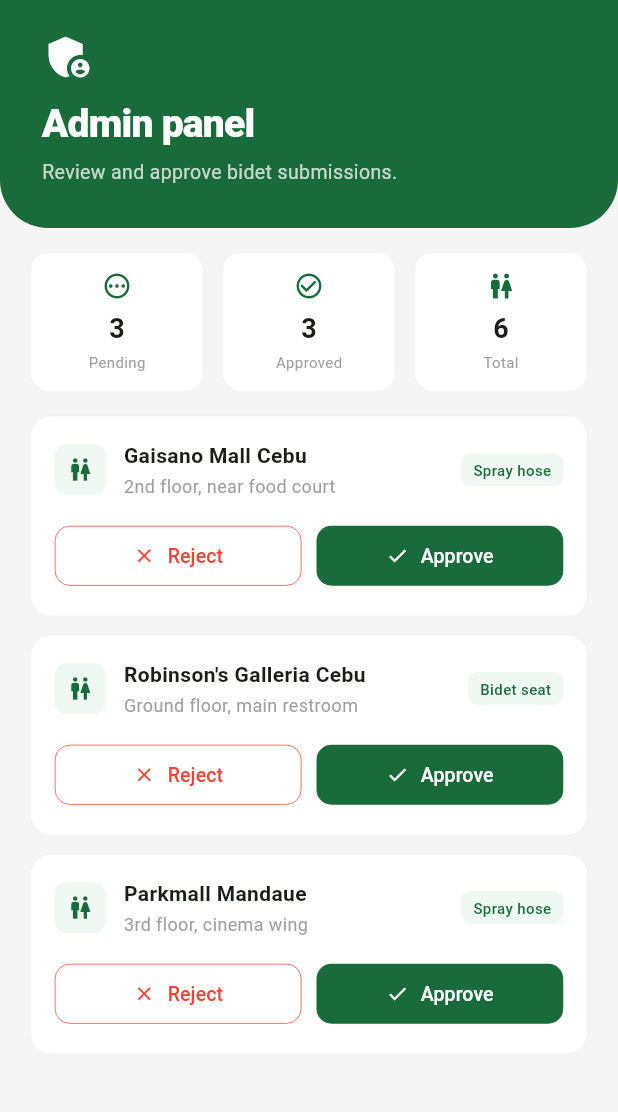
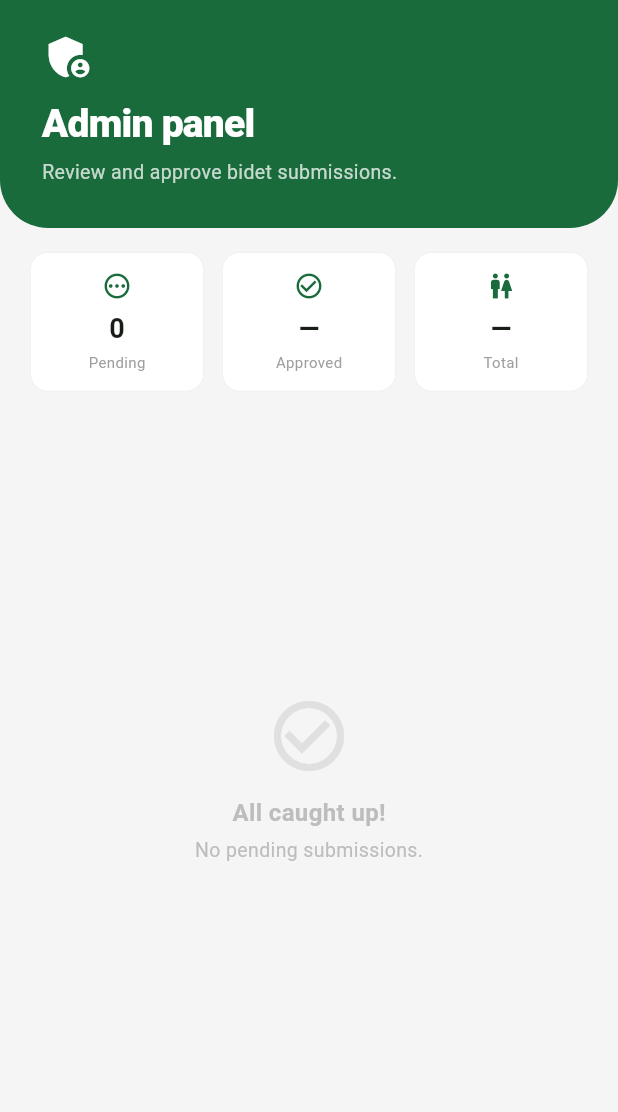
Before and after one commit to aaaranas/san-bidet-cebu, a Flutter app: the AdminScreen screen opened directly, on a phone screen of 412 x 824 dp, the part 81-1193 px from its top. Run offline on Flutter 3.47's test engine with Material 3 defaults, Android fonts, the phone set to English and light mode, and no system bars; our stand-ins replace flutter_map, geolocator, latlong2, supabase_flutter; accounts and stored records are empty.

Commit message:
feat: Supabase backend integration with auth, bidet CRUD, and admin approval flow

```diff
--- a/lib/features/admin/admin_screen.dart
+++ b/lib/features/admin/admin_screen.dart
@@ -1,4 +1,6 @@
 import 'package:flutter/material.dart';
+import '../../services/auth_service.dart';
+import '../../services/supabase_service.dart';
 import '../bidet/bidet_model.dart';
 import '../home/home_screen.dart';
 
@@ -11,47 +13,45 @@
 
 class _AdminScreenState extends State<AdminScreen> {
   static const _green = Color(0xFF1A6B3C);
+  final _supabaseService = SupabaseService();
+  final _authService = AuthService();
+  List<Bidet> _pending = [];
+  bool _loading = true;
 
-  // Mock pending submissions for demo
-  final List<Map<String, String>> _pending = [
-    {
-      'id': '1',
-      'placeName': 'Gaisano Mall Cebu',
-      'floor': '2nd floor, near food court',
-      'type': 'Spray hose',
-    },
-    {
-      'id': '2',
-      'placeName': 'Robinson\'s Galleria Cebu',
-      'floor': 'Ground floor, main restroom',
-      'type': 'Bidet seat',
-    },
-    {
-      'id': '3',
-      'placeName': 'Parkmall Mandaue',
-      'floor': '3rd floor, cinema wing',
-      'type': 'Spray hose',
-    },
-  ];
+  @override
+  void initState() {
+    super.initState();
+    _loadPending();
+  }
 
-  void _approve(String id) {
-    setState(() => _pending.removeWhere((b) => b['id'] == id));
+  Future<void> _loadPending() async {
+    setState(() => _loading = true);
+    final pending = await _supabaseService.getPendingBidets();
+    if (mounted) setState(() { _pending = pending; _loading = false; });
+  }
+
+  Future<void> _approve(String id) async {
+    await _supabaseService.approveBidet(id);
+    setState(() => _pending.removeWhere((b) => b.id == id));
+    if (mounted) {
       ScaffoldMessenger.of(context).showSnackBar(
         const SnackBar(
-        content: Text('Bidet approved and published!'),
-        backgroundColor: _green,
-      ),
+            content: Text('Bidet approved!'),
+            backgroundColor: _green),
       );
     }
+  }
 
-  void _reject(String id) {
-    setState(() => _pending.removeWhere((b) => b['id'] == id));
+  Future<void> _reject(String id) async {
+    await _supabaseService.deleteBidet(id);
+    setState(() => _pending.removeWhere((b) => b.id == id));
+    if (mounted) {
       ScaffoldMessenger.of(context).showSnackBar(
         const SnackBar(
             content: Text('Submission rejected.'),
-        backgroundColor: Colors.red,
-      ),
+            backgroundColor: Colors.red),
       );
+    }
   }
 
   @override
@@ -60,7 +60,6 @@
       backgroundColor: const Color(0xFFF5F5F5),
       body: Column(
         children: [
-          // Green header
           Container(
             width: double.infinity,
             decoration: const BoxDecoration(
@@ -99,12 +98,17 @@
                             ],
                           ),
                         ),
-                        // Logout
                         GestureDetector(
-                          onTap: () => Navigator.pushReplacement(
+                          onTap: () async {
+                            await _authService.signOut();
+                            if (context.mounted) {
+                              Navigator.pushReplacement(
                                   context,
                                   MaterialPageRoute(
-                                  builder: (_) => const HomeScreen())),
+                                      builder: (_) =>
+                                          const HomeScreen()));
+                            }
+                          },
                           child: Container(
                             padding: const EdgeInsets.all(8),
                             decoration: BoxDecoration(
@@ -121,46 +125,43 @@
                     const Icon(Icons.admin_panel_settings,
                         color: Colors.white, size: 36),
                     const SizedBox(height: 8),
-                    const Text(
-                      'Admin panel',
+                    const Text('Admin panel',
                         style: TextStyle(
                             color: Colors.white,
                             fontSize: 26,
                             fontWeight: FontWeight.w800,
-                        letterSpacing: -0.5,
-                      ),
-                    ),
+                            letterSpacing: -0.5)),
                     const SizedBox(height: 4),
-                    Text(
-                      'Review and approve bidet submissions.',
+                    Text('Review and approve bidet submissions.',
                         style: TextStyle(
                             color: Colors.white.withOpacity(0.75),
-                        fontSize: 13,
-                      ),
-                    ),
+                            fontSize: 13)),
                   ],
                 ),
               ),
             ),
           ),
 
-          // Stats row
+          // Stats
           Padding(
             padding: const EdgeInsets.fromLTRB(20, 16, 20, 8),
             child: Row(
               children: [
-                _statCard('Pending', '${_pending.length}', Icons.pending_outlined),
+                _statCard('Pending', '${_pending.length}',
+                    Icons.pending_outlined),
                 const SizedBox(width: 12),
-                _statCard('Approved', '3', Icons.check_circle_outline),
+                _statCard('Approved', '—', Icons.check_circle_outline),
                 const SizedBox(width: 12),
-                _statCard('Total', '${_pending.length + 3}', Icons.wc_outlined),
+                _statCard('Total', '—', Icons.wc_outlined),
               ],
             ),
           ),
 
-          // Pending list
+          // List
           Expanded(
-            child: _pending.isEmpty
+            child: _loading
+                ? const Center(child: CircularProgressIndicator())
+                : _pending.isEmpty
                     ? Center(
                         child: Column(
                           mainAxisAlignment: MainAxisAlignment.center,
@@ -168,25 +169,24 @@
                             Icon(Icons.check_circle_outline,
                                 size: 56, color: Colors.grey.shade300),
                             const SizedBox(height: 12),
-                        Text(
-                          'All caught up!',
+                            Text('All caught up!',
                                 style: TextStyle(
                                     color: Colors.grey.shade400,
                                     fontSize: 16,
-                            fontWeight: FontWeight.w600,
-                          ),
-                        ),
+                                    fontWeight: FontWeight.w600)),
                             const SizedBox(height: 4),
-                        Text(
-                          'No pending submissions.',
+                            Text('No pending submissions.',
                                 style: TextStyle(
-                              color: Colors.grey.shade400, fontSize: 13),
-                        ),
+                                    color: Colors.grey.shade400,
+                                    fontSize: 13)),
                           ],
                         ),
                       )
-                : ListView.builder(
-                    padding: const EdgeInsets.fromLTRB(20, 8, 20, 20),
+                    : RefreshIndicator(
+                        onRefresh: _loadPending,
+                        child: ListView.builder(
+                          padding:
+                              const EdgeInsets.fromLTRB(20, 8, 20, 20),
                           itemCount: _pending.length,
                           itemBuilder: (context, i) {
                             final bidet = _pending[i];
@@ -197,18 +197,19 @@
                                 color: Colors.white,
                                 borderRadius: BorderRadius.circular(14),
                                 border: Border.all(
-                              color: Colors.grey.shade200, width: 0.5),
+                                    color: Colors.grey.shade200,
+                                    width: 0.5),
                               ),
                               child: Column(
-                          crossAxisAlignment: CrossAxisAlignment.start,
+                                crossAxisAlignment:
+                                    CrossAxisAlignment.start,
                                 children: [
                                   Row(
                                     children: [
                                       Container(
                                         padding: const EdgeInsets.all(8),
                                         decoration: BoxDecoration(
-                                    color:
-                                        const Color(0xFFF0F8F3),
+                                          color: const Color(0xFFF0F8F3),
                                           borderRadius:
                                               BorderRadius.circular(8),
                                         ),
@@ -221,21 +222,17 @@
                                           crossAxisAlignment:
                                               CrossAxisAlignment.start,
                                           children: [
-                                      Text(
-                                        bidet['placeName']!,
+                                            Text(bidet.placeName,
                                                 style: const TextStyle(
-                                          fontWeight: FontWeight.w600,
-                                          fontSize: 14,
-                                        ),
-                                      ),
+                                                    fontWeight:
+                                                        FontWeight.w600,
+                                                    fontSize: 14)),
                                             const SizedBox(height: 2),
-                                      Text(
-                                        bidet['floor']!,
+                                            Text(bidet.floor,
                                                 style: TextStyle(
-                                          color: Colors.grey.shade500,
-                                          fontSize: 12,
-                                        ),
-                                      ),
+                                                    color: Colors
+                                                        .grey.shade500,
+                                                    fontSize: 12)),
                                           ],
                                         ),
                                       ),
@@ -247,14 +244,12 @@
                                           borderRadius:
                                               BorderRadius.circular(6),
                                         ),
-                                  child: Text(
-                                    bidet['type']!,
+                                        child: Text(bidet.typeLabel,
                                             style: const TextStyle(
                                                 color: _green,
                                                 fontSize: 10,
-                                      fontWeight: FontWeight.w500,
-                                    ),
-                                  ),
+                                                fontWeight:
+                                                    FontWeight.w500)),
                                       ),
                                     ],
                                   ),
@@ -264,9 +259,10 @@
                                       Expanded(
                                         child: OutlinedButton.icon(
                                           onPressed: () =>
-                                        _reject(bidet['id']!),
+                                              _reject(bidet.id),
                                           icon: const Icon(Icons.close,
-                                        size: 15, color: Colors.red),
+                                              size: 15,
+                                              color: Colors.red),
                                           label: const Text('Reject',
                                               style: TextStyle(
                                                   color: Colors.red,
@@ -280,7 +276,8 @@
                                                     vertical: 10),
                                             shape: RoundedRectangleBorder(
                                                 borderRadius:
-                                              BorderRadius.circular(10)),
+                                                    BorderRadius.circular(
+                                                        10)),
                                           ),
                                         ),
                                       ),
@@ -288,12 +285,12 @@
                                       Expanded(
                                         child: ElevatedButton.icon(
                                           onPressed: () =>
-                                        _approve(bidet['id']!),
+                                              _approve(bidet.id),
                                           icon: const Icon(Icons.check,
                                               size: 15),
                                           label: const Text('Approve',
-                                        style:
-                                            TextStyle(fontSize: 13)),
+                                              style: TextStyle(
+                                                  fontSize: 13)),
                                           style: ElevatedButton.styleFrom(
                                             backgroundColor: _green,
                                             foregroundColor: Colors.white,
@@ -303,7 +300,8 @@
                                             elevation: 0,
                                             shape: RoundedRectangleBorder(
                                                 borderRadius:
-                                              BorderRadius.circular(10)),
+                                                    BorderRadius.circular(
+                                                        10)),
                                           ),
                                         ),
                                       ),
@@ -313,6 +311,7 @@
                               ),
                             );
                           },
+                        ),
                       ),
           ),
         ],
@@ -327,8 +326,7 @@
         decoration: BoxDecoration(
           color: Colors.white,
           borderRadius: BorderRadius.circular(12),
-          border:
-              Border.all(color: Colors.grey.shade200, width: 0.5),
+          border: Border.all(color: Colors.grey.shade200, width: 0.5),
         ),
         child: Column(
           children: [
--- a/lib/features/bidet/bidet_model.dart
+++ b/lib/features/bidet/bidet_model.dart
@@ -1,51 +1,55 @@
-import 'package:cloud_firestore/cloud_firestore.dart';
-
 class Bidet {
   final String id;
   final String placeName;
   final String floor;
   final String type;
-  final GeoPoint location;
+  final double latitude;
+  final double longitude;
   final double rating;
   final int ratingCount;
   final DateTime createdAt;
+  final String status;
 
   Bidet({
     required this.id,
     required this.placeName,
     required this.floor,
     required this.type,
-    required this.location,
+    required this.latitude,
+    required this.longitude,
     required this.rating,
     required this.ratingCount,
     required this.createdAt,
+    this.status = 'pending',
   });
 
-  factory Bidet.fromFirestore(DocumentSnapshot doc) {
-    final data = doc.data() as Map<String, dynamic>;
+  factory Bidet.fromMap(Map<String, dynamic> data) {
     return Bidet(
-      id: doc.id,
-      placeName: data['placeName'] ?? '',
+      id: data['id'] ?? '',
+      placeName: data['place_name'] ?? '',
       floor: data['floor'] ?? '',
       type: data['type'] ?? 'spray_hose',
-      location: data['location'] as GeoPoint,
+      latitude: (data['latitude'] ?? 0.0).toDouble(),
+      longitude: (data['longitude'] ?? 0.0).toDouble(),
       rating: (data['rating'] ?? 0.0).toDouble(),
-      ratingCount: data['ratingCount'] ?? 0,
-      createdAt: (data['createdAt'] as Timestamp).toDate(),
+      ratingCount: data['rating_count'] ?? 0,
+      createdAt: DateTime.parse(
+          data['created_at'] ?? DateTime.now().toIso8601String()),
+      status: data['status'] ?? 'pending',
     );
   }
 
   Map<String, dynamic> toMap() => {
-        'placeName': placeName,
+        'place_name': placeName,
         'floor': floor,
         'type': type,
-        'location': location,
+        'latitude': latitude,
+        'longitude': longitude,
         'rating': rating,
-        'ratingCount': ratingCount,
-        'createdAt': Timestamp.fromDate(createdAt),
+        'rating_count': ratingCount,
+        'status': status,
       };
 
-  // Display helper
   String get typeLabel {
     switch (type) {
       case 'bidet_seat':
@@ -56,6 +60,4 @@
         return 'Spray hose';
     }
   }
-
-  String get distanceLabel => ''; // filled in by location service later
 }
--- a/lib/services/firestore_service.dart
+++ /dev/null
@@ -1,52 +0,0 @@
-import '../features/bidet/bidet_model.dart';
-import 'package:cloud_firestore/cloud_firestore.dart';
-
-class FirestoreService {
-  // Dummy local data so the app runs without Firebase
-  final List<Bidet> _mockBidets = [
-    Bidet(
-      id: '1',
-      placeName: 'SM City Cebu — 3F',
-      floor: '3rd floor, near cinemas',
-      type: 'spray_hose',
-      location: const GeoPoint(10.3110, 123.9180),
-      rating: 4.8,
-      ratingCount: 32,
-      createdAt: DateTime.now(),
-    ),
-    Bidet(
-      id: '2',
-      placeName: 'Ayala Center Cebu — LG',
-      floor: 'Lower ground, near food court',
-      type: 'bidet_seat',
-      location: const GeoPoint(10.3185, 123.9054),
-      rating: 4.2,
-      ratingCount: 18,
-      createdAt: DateTime.now(),
-    ),
-    Bidet(
-      id: '3',
-      placeName: 'Waterfront Hotel',
-      floor: 'Lobby level restroom',
-      type: 'bidet_seat',
-      location: const GeoPoint(10.2934, 123.9020),
-      rating: 4.5,
-      ratingCount: 11,
-      createdAt: DateTime.now(),
-    ),
-  ];
-
-  Stream<List<Bidet>> getBidets() {
-    return Stream.value(_mockBidets);
-  }
-
-  Future<void> addBidet(Bidet bidet) async {
-    // No-op until Firebase is connected
-    await Future.delayed(const Duration(milliseconds: 500));
-  }
-
-  Future<void> rateBidet(String bidetId, double newRating) async {
-    // No-op until Firebase is connected
-    await Future.delayed(const Duration(milliseconds: 300));
-  }
-}
--- a/pubspec.yaml
+++ b/pubspec.yaml
@@ -39,6 +39,7 @@
   cached_network_image: ^3.3.1
   go_router: ^13.2.0
   url_launcher: ^6.3.0
+  supabase_flutter: ^2.5.0
 
   # The following adds the Cupertino Icons font to your application.
   # Use with the CupertinoIcons class for iOS style icons.
@@ -96,3 +97,5 @@
   #
   # For details regarding fonts from package dependencies,
   # see https://flutter.dev/to/font-from-package
+
+flutter_map_cancellable_tile_provider: ^3.0.0
```
Also changed, not shown: lib/features/auth/login_screen.dart (+21 -48 lines), lib/features/auth/signup_screen.dart (+61 -48 lines), lib/features/bidet/bidet_add_screen.dart (+26 -17 lines), lib/features/bidet/bidet_detail_screen.dart (+9 -9 lines), lib/features/map/map_screen.dart (+25 -34 lines), lib/main.dart (+9 -1 lines), lib/services/auth_service.dart (added, +45 -0 lines), lib/services/supabase_service.dart (added, +68 -0 lines), pubspec.lock, 6 other files. Lines whose indentation alone changed are shown as unchanged.
